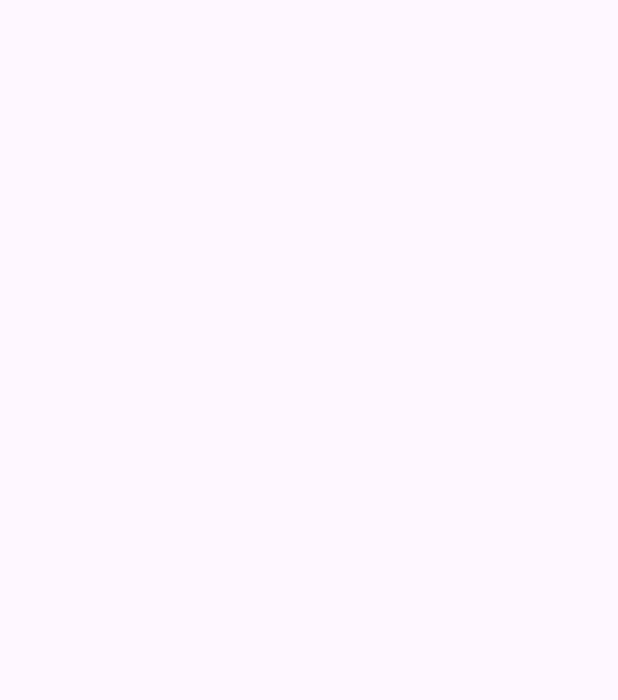
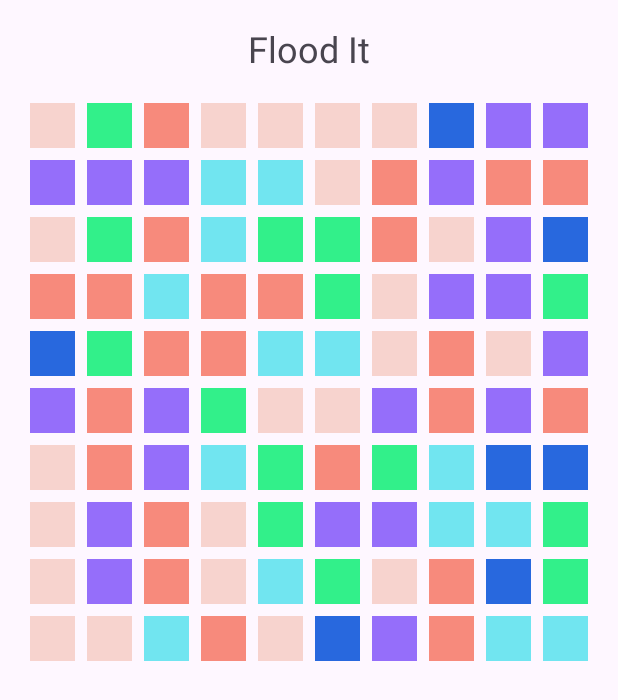
Before and after one commit to georgi-marchev/flood-it-android, an Android app: the screen it shows after launch (MainActivity), on a phone screen of 412 x 824 dp. Before the commit the part shown is empty. Shown: the top 700 px of the screen. Run offline under Robolectric (Android 15) with nearby library versions, the phone set to English and light mode, and no system bars.

Commit message:
Add logic to initialize the game engine and draw the game board. Add the game board layout.

```diff
--- a/app/src/main/java/com/gmarchev/floodit/MainActivity.java
+++ b/app/src/main/java/com/gmarchev/floodit/MainActivity.java
@@ -1,17 +1,92 @@
 package com.gmarchev.floodit;
 
 import android.os.Bundle;
+import android.view.View;
+import android.widget.GridLayout;
 import androidx.appcompat.app.AppCompatActivity;
+import androidx.core.content.ContextCompat;
 
-import java.util.Random;
+import com.gmarchev.floodit.core.board.RandomColorBoardCreator;
+import com.gmarchev.floodit.core.engine.GameEngine;
+import com.gmarchev.floodit.core.engine.GameEngineImpl;
+import com.gmarchev.floodit.core.engine.GameObserver;
+import com.gmarchev.floodit.core.engine.GameState;
+import com.gmarchev.floodit.core.strategy.FloodStrategyFactory;
 
-public class MainActivity extends AppCompatActivity {
+public class MainActivity extends AppCompatActivity implements GameObserver {
+
+    private final int rows = 10;
+    private final int cols = 10;
+    private View[][] board;
+
+    private GameEngine gameEngine;
 
     @Override
     protected void onCreate(Bundle savedInstanceState) {
+
         super.onCreate(savedInstanceState);
         setContentView(R.layout.activity_main);
 
+        int[] colors = new int[] {
+                ContextCompat.getColor(this, R.color.purple),
+                ContextCompat.getColor(this, R.color.teal),
+                ContextCompat.getColor(this, R.color.green),
+                ContextCompat.getColor(this, R.color.salmon),
+                ContextCompat.getColor(this, R.color.pink),
+                ContextCompat.getColor(this, R.color.blue)
+        };
 
+        createBoard();
+
+        startGameEngine(colors);
+    }
+
+    private void createBoard() {
+
+        GridLayout grid = findViewById(R.id.board);
+        grid.setRowCount(rows);
+        grid.setColumnCount(cols);
+        View[][] board = new View[rows][cols];
+
+        for (int i = 0; i < rows; i++) {
+            for (int j = 0; j < cols; j++) {
+
+                View cell = new View(this);
+
+                GridLayout.LayoutParams params = new GridLayout.LayoutParams();
+                params.width = 0;
+                params.height = 0;
+                params.rowSpec = GridLayout.spec(i, 1f);
+                params.columnSpec = GridLayout.spec(j, 1f);
+
+                cell.setLayoutParams(params);
+
+                grid.addView(cell);
+                board[i][j] = cell;
+            }
+        }
+
+        this.board = board;
+    }
+
+    private void startGameEngine(int[] colors) {
+
+        this.gameEngine = new GameEngineImpl(
+                RandomColorBoardCreator.create(rows, cols, colors),
+                FloodStrategyFactory.create(rows, cols));
+        this.gameEngine.addObserver(this);
+        this.gameEngine.start();
+    }
+
+    @Override
+    public void onGameStateUpdate(GameState gameState) {
+
+        int[][] board = gameState.board();
+
+        for (int i = 0; i < rows; i++) {
+            for (int j = 0; j < cols; j++) {
+                this.board[i][j].setBackgroundColor(board[i][j]);
+            }
+        }
     }
 }
--- a/app/src/main/res/layout/activity_main.xml
+++ b/app/src/main/res/layout/activity_main.xml
@@ -1,9 +1,34 @@
 <?xml version="1.0" encoding="utf-8"?>
-<LinearLayout
+<androidx.constraintlayout.widget.ConstraintLayout
     xmlns:android="http://schemas.android.com/apk/res/android"
+    xmlns:app="http://schemas.android.com/apk/res-auto"
+    xmlns:tools="http://schemas.android.com/tools"
     android:layout_width="match_parent"
     android:layout_height="match_parent"
-    android:orientation="vertical"
-    android:padding="16dp">
+    tools:context=".MainActivity">
 
-</LinearLayout>
+    <TextView
+        android:id="@+id/title"
+        android:layout_width="wrap_content"
+        android:layout_height="wrap_content"
+        android:layout_marginTop="16dp"
+        android:text="@string/app_name"
+        android:textSize="24sp"
+        app:layout_constraintEnd_toEndOf="parent"
+        app:layout_constraintStart_toStartOf="parent"
+        app:layout_constraintTop_toTopOf="parent" />
+
+    <GridLayout
+        android:id="@+id/board"
+        android:layout_width="0dp"
+        android:layout_height="0dp"
+        android:layout_margin="16dp"
+        android:alignmentMode="alignMargins"
+        android:useDefaultMargins="true"
+        app:layout_constraintBottom_toTopOf="@+id/buttons_layout"
+        app:layout_constraintDimensionRatio="1:1"
+        app:layout_constraintEnd_toEndOf="parent"
+        app:layout_constraintStart_toStartOf="parent"
+        app:layout_constraintTop_toBottomOf="@+id/title" />
+
+</androidx.constraintlayout.widget.ConstraintLayout>
--- a/app/src/main/res/values/colors.xml
+++ b/app/src/main/res/values/colors.xml
@@ -2,4 +2,10 @@
 <resources>
     <color name="black">#FF000000</color>
     <color name="white">#FFFFFFFF</color>
+    <color name="purple">#956EFA</color>
+    <color name="teal">#71E5F0</color>
+    <color name="green">#32F08A</color>
+    <color name="salmon">#F78A7C</color>
+    <color name="pink">#F7D3CE</color>
+    <color name="blue">#2868DE</color>
 </resources>
```
